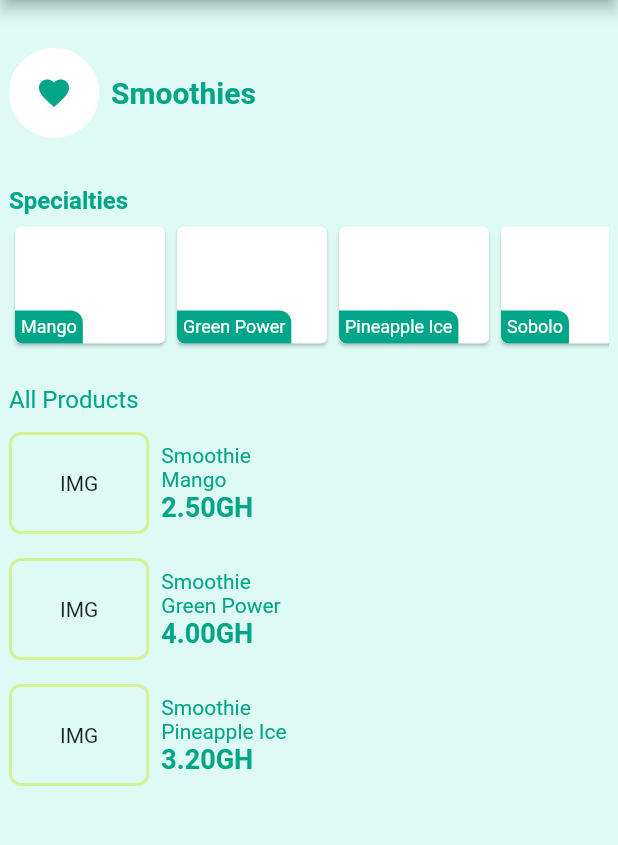
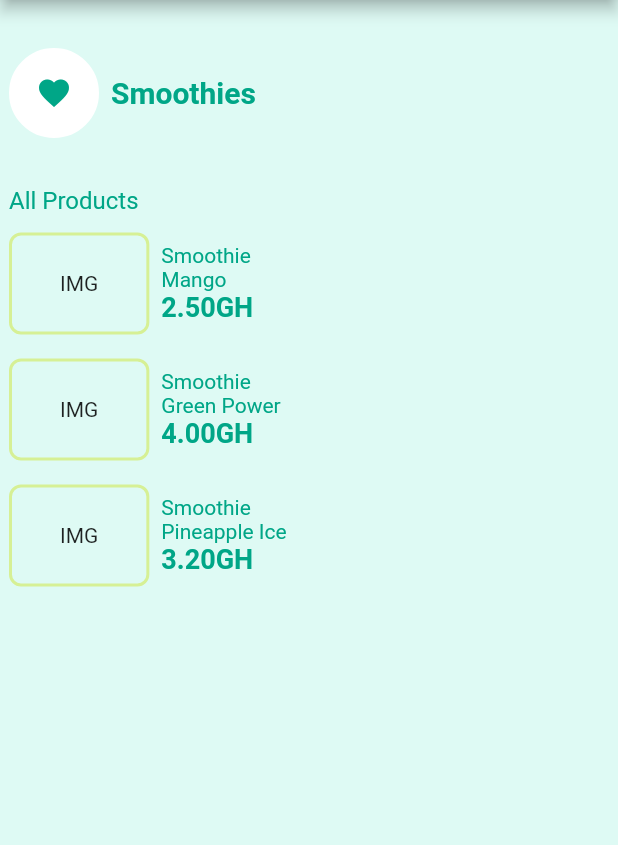
Before and after one commit to jessecodesNblends/IceOnAce, a Flutter app: the screen it shows after launch, on a phone screen of 412 x 824 dp, the part 84-929 px from its top. Run offline on Flutter 3.47's test engine with Material 2 defaults, Android fonts, the phone set to English and light mode, and no system bars.

```diff
--- a/lib/main.dart
+++ b/lib/main.dart
@@ -52,41 +52,7 @@ class HomePage extends StatelessWidget{
 			  					Text("Smoothies", style: TextStyle(fontSize: 20, fontWeight: FontWeight.bold, color: IceOnAceColours.GREEN))
 			  				],
 			  			),
-			    		Text("Specialties",
-			    			style: TextStyle(fontSize: 16, fontWeight: FontWeight.bold, color: IceOnAceColours.GREEN),
-			    		),
-			    		Container(
-			    			height: 86,
-			    			margin: EdgeInsets.fromLTRB(0, 4, 0, 24),
-							decoration: BoxDecoration(
-								borderRadius: BorderRadius.all(Radius.circular(8))
-							),
-			    			child: ListView.builder(
-			    				scrollDirection: Axis.horizontal,
-			    				itemCount: products.length,
-			    				itemBuilder: (context, index) {
-			    					return
-			    					Card(
-			    						child:
-											Container(
-												alignment: Alignment.bottomLeft,
-												width: 100,
-												child: Container(
-													padding: EdgeInsets.all(4),
-													decoration: BoxDecoration(
-														color: IceOnAceColours.GREEN,
-														borderRadius: BorderRadius.only(
-															bottomLeft: Radius.circular(5),
-															topRight: Radius.circular(8)
-														)
-													),
-													child:  Text(products[index].title, style: TextStyle(fontSize: 12, color: Colors.white),),
-												)
-											),
-			    					);
-			    				},
-			    			),
-			    		),
+
 
 			    		Text("All Products",
 			    			style: TextStyle(fontSize: 16, color: IceOnAceColours.GREEN),
```
Also changed, not shown: lib/widgets/specialities_widget.dart (+56 -0 lines).
